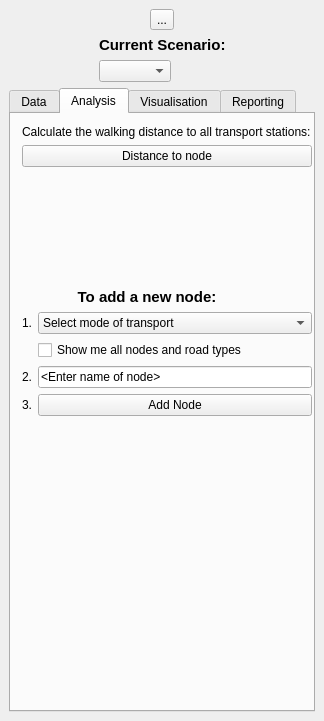
Qt form PASCAL2/spatial_decision_dockwidget_base.ui (SimonGriffioen/GEO1005) before a commit.
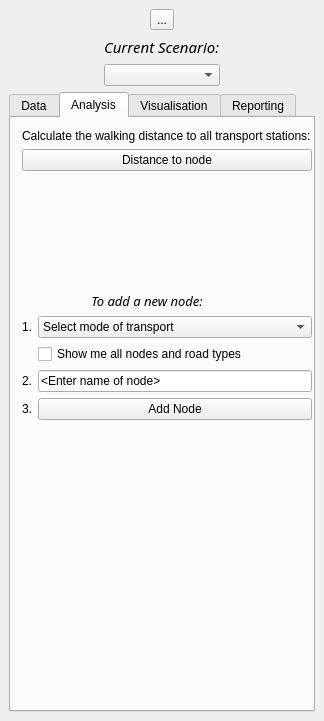
The same form after that commit. The open tabs and pages were chosen to show the change.

Commit message:
smaller and leaner font
UI

What changed in the file:
```diff
--- a/PASCAL2/spatial_decision_dockwidget_base.ui
+++ b/PASCAL2/spatial_decision_dockwidget_base.ui
@@ -94,11 +94,11 @@
          <widget class="QLabel" name="label_2">
           <property name="font">
            <font>
-            <family>MS Shell Dlg 2</family>
+            <family>Trebuchet MS</family>
             <pointsize>11</pointsize>
-            <weight>75</weight>
-            <italic>false</italic>
-            <bold>true</bold>
+            <weight>50</weight>
+            <italic>true</italic>
+            <bold>false</bold>
            </font>
           </property>
           <property name="styleSheet">
@@ -113,7 +113,7 @@
         <item>
          <widget class="QComboBox" name="scenarioCombo">
           <property name="sizePolicy">
-           <sizepolicy hsizetype="Fixed" vsizetype="Fixed">
+           <sizepolicy hsizetype="Expanding" vsizetype="Fixed">
             <horstretch>0</horstretch>
             <verstretch>0</verstretch>
            </sizepolicy>
@@ -380,7 +380,7 @@
            <item>
             <widget class="QLabel" name="label_10">
              <property name="sizePolicy">
-              <sizepolicy hsizetype="Preferred" vsizetype="Preferred">
+              <sizepolicy hsizetype="Expanding" vsizetype="Preferred">
                <horstretch>0</horstretch>
                <verstretch>0</verstretch>
               </sizepolicy>
@@ -458,11 +458,11 @@
              </property>
              <property name="font">
               <font>
-               <family>MS Shell Dlg 2</family>
-               <pointsize>11</pointsize>
-               <weight>75</weight>
-               <italic>false</italic>
-               <bold>true</bold>
+               <family>Trebuchet MS</family>
+               <pointsize>10</pointsize>
+               <weight>50</weight>
+               <italic>true</italic>
+               <bold>false</bold>
               </font>
              </property>
              <property name="styleSheet">
```
Left out of the diff: 55 changed lines with no effect on the pictures.
